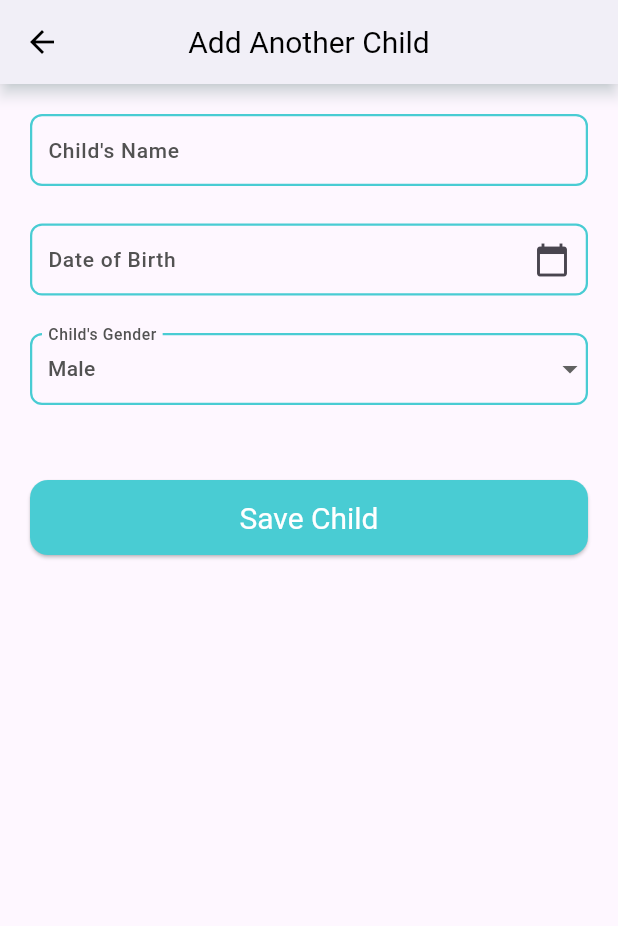
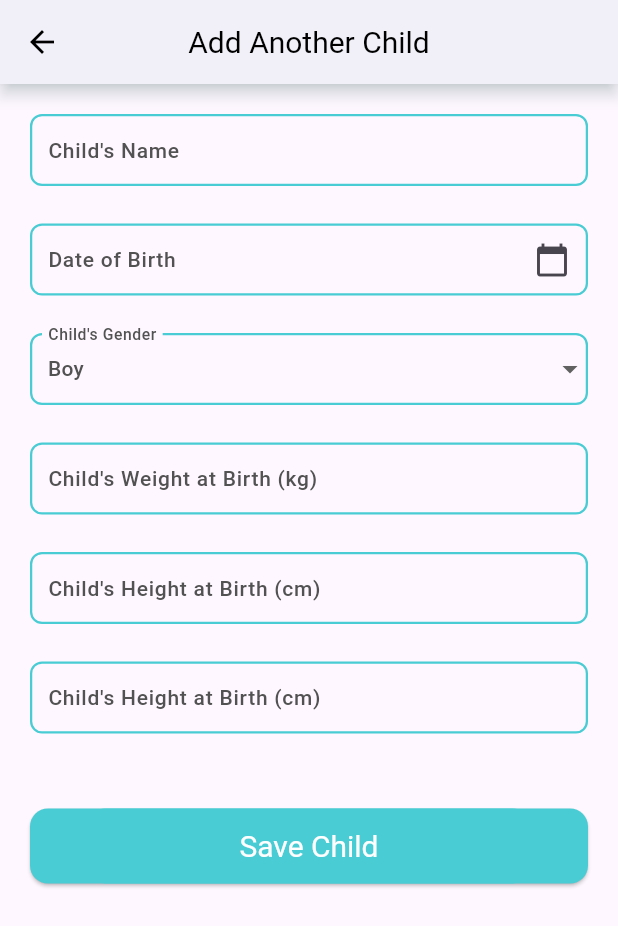
Before and after one commit to Allen-18/BabyTrackerApp, a Flutter app: the BabyProfile screen opened directly, after a tap on "Add Another Child", on a phone screen of 412 x 824 dp. Shown: the top 926 px of the screen. Run offline on Flutter 3.47's test engine with Material 3 defaults, Android fonts, the phone set to English and light mode, and no system bars; our stand-ins replace carousel_slider; Roboto replaces fonts that are missing (FireSans); project files that could hold a hidden picture were left out.

Commit message:
changes for login

```diff
--- a/lib/features/mainScreen/categories_page.dart
+++ b/lib/features/mainScreen/categories_page.dart
@@ -55,7 +55,8 @@ class Categories extends StatelessWidget {
                           Text(
                             "Motor Milestone",
                             style: getMediumStyle(
-                                    color: AppColors.grey, fontSize: 25 ),textAlign: TextAlign.center,
+                                color: AppColors.grey, fontSize: 25),
+                            textAlign: TextAlign.center,
                           )
                         ],
                       ))),
@@ -80,7 +81,8 @@ class Categories extends StatelessWidget {
                           Text(
                             "Cognitive Milestone",
                             style: getMediumStyle(
-                                    color: AppColors.grey, fontSize: 25 ), textAlign: TextAlign.center,
+                                color: AppColors.grey, fontSize: 25),
+                            textAlign: TextAlign.center,
                           )
                         ],
                       ))),
--- a/lib/features/milestone/motor_skill/track_motor_skill.dart
+++ b/lib/features/milestone/motor_skill/track_motor_skill.dart
@@ -4,7 +4,6 @@ import 'package:tracker/helpers/colors_manager.dart';
 import 'package:tracker/helpers/styles_manager.dart';
 import 'month_card_motor.dart';
 import 'month_content_motor.dart';
-
 
 class MotorSkillTracker extends StatefulWidget {
   const MotorSkillTracker({super.key});
--- a/lib/features/registration/log_in.dart
+++ b/lib/features/registration/log_in.dart
@@ -14,7 +14,6 @@ class Login extends StatefulWidget {
 }
 
 class LoginState extends State<Login> {
-
   final TextEditingController _emailController = TextEditingController();
   final TextEditingController _passwordController = TextEditingController();
 
@@ -47,7 +46,7 @@ class LoginState extends State<Login> {
                 decoration: BoxDecoration(
                     color: AppColors.white,
                     borderRadius:
-                    const BorderRadius.only(topLeft: Radius.circular(100))),
+                        const BorderRadius.only(topLeft: Radius.circular(100))),
                 child: SingleChildScrollView(
                   child: Column(
                     children: [
@@ -57,7 +56,8 @@ class LoginState extends State<Login> {
                       Container(
                           margin: const EdgeInsets.only(
                               top: AppMargin.m20, bottom: 40),
-                          child: Text( 'Login',
+                          child: Text(
+                            'Login',
                             style: getBoldStyle(
                                 color: AppColors.black, fontSize: 40),
                           )),
--- a/lib/features/userData/add_baby_data.dart
+++ b/lib/features/userData/add_baby_data.dart
@@ -3,7 +3,6 @@ import 'package:tracker/helpers//colors_manager.dart';
 import 'package:tracker/helpers/routes_manager.dart';
 import 'package:tracker/helpers/styles_manager.dart';
 import 'package:tracker/helpers/widget_manager.dart';
-
 
 class BabyProfile extends StatefulWidget {
   const BabyProfile({Key? key}) : super(key: key);
@@ -15,69 +14,16 @@ class BabyProfile extends StatefulWidget {
 class BabyProfileState extends State<BabyProfile> {
   final TextEditingController _nameController = TextEditingController();
   final TextEditingController _dobController = TextEditingController();
-  String _gender = 'Male'; // Default gender selection
-  bool _isTwin = false;
+  final TextEditingController _weightController = TextEditingController();
+  final TextEditingController _heightController = TextEditingController();
+  final TextEditingController _headCircumferenceController =
+      TextEditingController();
+  String gender = 'Boy'; // Default gender selection
+  bool isTwin = false;
 
   final TextEditingController _twinNameController = TextEditingController();
   final TextEditingController _twinDobController = TextEditingController();
-  String _twinGender = 'Male'; // Default gender selection for the twin
-
-  void _pickDateOfBirth(
-      BuildContext context, TextEditingController controller) async {
-    final DateTime? pickedDate = await showDatePicker(
-      context: context,
-      initialDate: DateTime.now(),
-      firstDate: DateTime(2000),
-      lastDate: DateTime.now(),
-    );
-    if (pickedDate != null) {
-      setState(() {
-        controller.text = "${pickedDate.toLocal()}".split(' ')[0];
-      });
-    }
-  }
-
-  List<Widget> _buildTwinFields() {
-    return [
-      const SizedBox(height: 25),
-      TextFormField(
-        controller: _twinNameController,
-        decoration: const InputDecoration(labelText: "Twin's Name"),
-      ),
-      const SizedBox(height: 25),
-      GestureDetector(
-        onTap: () => _pickDateOfBirth(context, _twinDobController),
-        child: AbsorbPointer(
-          child: TextFormField(
-            controller: _twinDobController,
-            decoration: const InputDecoration(
-              labelText: "Twin's Date of Birth",
-              suffixIcon: Icon(Icons.calendar_today),
-            ),
-          ),
-        ),
-      ),
-      const SizedBox(height: 25),
-      DropdownButtonFormField<String>(
-        value: _twinGender,
-        items: <String>['Male', 'Female'].map((String value) {
-          return DropdownMenuItem<String>(
-            value: value,
-            child: Text(value, style: TextStyle(color: AppColors.darkGrey)),
-          );
-        }).toList(),
-        onChanged: (String? newValue) {
-          if (newValue != null) {
-            setState(() {
-              _twinGender = newValue;
-            });
-          }
-        },
-        decoration: const InputDecoration(labelText: "Twin's Gender"),
-      ),
-      const SizedBox(height: 25),
-    ];
-  }
+  String twinGender = 'Boy'; // Default gender selection for the twin
 
   @override
   Widget build(BuildContext context) {
@@ -102,7 +48,7 @@ class BabyProfileState extends State<BabyProfile> {
             ),
             const SizedBox(height: 25),
             GestureDetector(
-              onTap: () => _pickDateOfBirth(context, _dobController),
+              onTap: () => pickDateOfBirth(context, _dobController),
               child: AbsorbPointer(
                 child: TextFormField(
                   controller: _dobController,
@@ -115,38 +61,41 @@ class BabyProfileState extends State<BabyProfile> {
             ),
             const SizedBox(height: 25),
             DropdownButtonFormField<String>(
-              value: _gender,
-              items: <String>['Male', 'Female'].map((String value) {
+              value: gender,
+              items: <String>['Boy', 'Girl'].map((String value) {
                 return DropdownMenuItem<String>(
                   value: value,
-                  child: Text(value,style: TextStyle(color: AppColors.darkGrey)),
+                  child:
+                      Text(value, style: TextStyle(color: AppColors.darkGrey)),
                 );
               }).toList(),
               onChanged: (String? newValue) {
                 if (newValue != null) {
                   setState(() {
-                    _gender = newValue;
+                    gender = newValue;
                   });
                 }
               },
               decoration: const InputDecoration(labelText: "Baby Gender"),
             ),
             const SizedBox(height: 25),
+            ...measurementBirthDetailsFields(),
+            const SizedBox(height: 25),
             Row(
               mainAxisAlignment: MainAxisAlignment.spaceBetween,
               children: [
                 const Text('Is this a twin?'),
                 Switch(
-                  value: _isTwin,
+                  value: isTwin,
                   onChanged: (bool value) {
                     setState(() {
-                      _isTwin = value;
+                      isTwin = value;
                     });
                   },
                 ),
               ],
             ),
-            if (_isTwin) ..._buildTwinFields(),
+            if (isTwin) ...buildTwinFields(),
             const SizedBox(height: 50),
             GestureDetector(
               onTap: () => Navigator.pushNamed(context, Routes.addAnotherChild),
@@ -165,4 +114,102 @@ class BabyProfileState extends State<BabyProfile> {
       ),
     );
   }
+
+  @override
+  void dispose() {
+    _nameController.dispose();
+    _dobController.dispose();
+    _weightController.dispose();
+    _heightController.dispose();
+    _headCircumferenceController.dispose();
+    if (isTwin) {
+      _twinNameController.dispose();
+      _twinDobController.dispose();
+    }
+    super.dispose();
+  }
+
+  void pickDateOfBirth(
+      BuildContext context, TextEditingController controller) async {
+    final DateTime? pickedDate = await showDatePicker(
+      context: context,
+      initialDate: DateTime.now(),
+      firstDate: DateTime(1900),
+      lastDate: DateTime.now(),
+    );
+    if (pickedDate != null) {
+      setState(() {
+        controller.text = "${pickedDate.toLocal()}".split(' ')[0];
+      });
+    }
+  }
+
+  List<Widget> buildTwinFields() {
+    return [
+      const SizedBox(height: 25),
+      TextFormField(
+        controller: _twinNameController,
+        decoration: const InputDecoration(labelText: "Twin's Name"),
+      ),
+      const SizedBox(height: 25),
+      GestureDetector(
+        onTap: () => pickDateOfBirth(context, _twinDobController),
+        child: AbsorbPointer(
+          child: TextFormField(
+            controller: _twinDobController,
+            decoration: const InputDecoration(
+              labelText: "Twin's Date of Birth",
+              suffixIcon: Icon(Icons.calendar_today),
+            ),
+          ),
+        ),
+      ),
+      const SizedBox(height: 25),
+      DropdownButtonFormField<String>(
+        value: twinGender,
+        items: <String>['Boy', 'Girl'].map((String value) {
+          return DropdownMenuItem<String>(
+            value: value,
+            child: Text(value, style: TextStyle(color: AppColors.darkGrey)),
+          );
+        }).toList(),
+        onChanged: (String? newValue) {
+          if (newValue != null) {
+            setState(() {
+              twinGender = newValue;
+            });
+          }
+        },
+        decoration: const InputDecoration(labelText: "Twin's Gender"),
+      ),
+      const SizedBox(height: 25),
+      ...measurementBirthDetailsFields(),
+    ];
+  }
+
+  List<Widget> measurementBirthDetailsFields() {
+    return [
+      TextFormField(
+        controller: _weightController,
+        decoration:
+            const InputDecoration(labelText: "Child's Weight at Birth (kg)"),
+        keyboardType: const TextInputType.numberWithOptions(decimal: true),
+      ),
+      const SizedBox(height: 25),
+      TextFormField(
+        controller: _heightController,
+        decoration:
+            const InputDecoration(labelText: "Child's Height at Birth (cm)"),
+        keyboardType: const TextInputType.numberWithOptions(decimal: true),
+      ),
+      const SizedBox(height: 25),
+      TextFormField(
+        controller: _headCircumferenceController,
+        decoration:
+            const InputDecoration(labelText: "Child's Height at Birth (cm)"),
+        keyboardType: const TextInputType.numberWithOptions(decimal: true),
+      ),
+      const SizedBox(height: 25),
+    ];
+  }
 }
--- a/lib/features/userData/add_new_baby.dart
+++ b/lib/features/userData/add_new_baby.dart
@@ -13,21 +13,11 @@ class AddAnotherChild extends StatefulWidget {
 class AddAnotherChildState extends State<AddAnotherChild> {
   final TextEditingController _nameController = TextEditingController();
   final TextEditingController _dobController = TextEditingController();
-  String _gender = 'Male';
-
-  void _pickDateOfBirth(BuildContext context) async {
-    final DateTime? pickedDate = await showDatePicker(
-      context: context,
-      initialDate: DateTime.now(),
-      firstDate: DateTime(1900),
-      lastDate: DateTime.now(),
-    );
-    if (pickedDate != null) {
-      setState(() {
-        _dobController.text = "${pickedDate.toLocal()}".split(' ')[0];
-      });
-    }
-  }
+  final TextEditingController _weightController = TextEditingController();
+  final TextEditingController _heightController = TextEditingController();
+  final TextEditingController _headCircumferenceController =
+      TextEditingController();
+  String gender = 'Boy';
 
   @override
   Widget build(BuildContext context) {
@@ -50,7 +40,7 @@ class AddAnotherChildState extends State<AddAnotherChild> {
             ),
             const SizedBox(height: 25),
             GestureDetector(
-              onTap: () => _pickDateOfBirth(context),
+              onTap: () => pickDateOfBirth(context),
               child: AbsorbPointer(
                 child: TextFormField(
                   controller: _dobController,
@@ -63,28 +53,58 @@ class AddAnotherChildState extends State<AddAnotherChild> {
             ),
             const SizedBox(height: 25),
             DropdownButtonFormField<String>(
-              value: _gender,
-              items: <String>['Male', 'Female', 'Other'].map((String value) {
+              value: gender,
+              items: <String>['Boy', 'Girl'].map((String value) {
                 return DropdownMenuItem<String>(
                   value: value,
-                  child: Text(value, style: TextStyle(color: AppColors.darkGrey),),
+                  child: Text(
+                    value,
+                    style: TextStyle(color: AppColors.darkGrey),
+                  ),
                 );
               }).toList(),
               onChanged: (String? newValue) {
                 if (newValue != null) {
                   setState(() {
-                    _gender = newValue;
+                    gender = newValue;
                   });
                 }
               },
               decoration: const InputDecoration(labelText: "Child's Gender"),
             ),
+            const SizedBox(height: 25),
+            TextFormField(
+              controller: _weightController,
+              keyboardType:
+                  const TextInputType.numberWithOptions(decimal: true),
+              decoration: const InputDecoration(
+                labelText: "Child's Weight at Birth (kg)",
+              ),
+            ),
+            const SizedBox(height: 25),
+            // Add Height input
+            TextFormField(
+              controller: _heightController,
+              keyboardType:
+                  const TextInputType.numberWithOptions(decimal: true),
+              decoration: const InputDecoration(
+                labelText: "Child's Height at Birth (cm)",
+              ),
+            ),
+            const SizedBox(height: 25),
+            // Add Head Circumference input
+            TextFormField(
+              controller: _headCircumferenceController,
+              keyboardType:
+                  const TextInputType.numberWithOptions(decimal: true),
+              decoration: const InputDecoration(
+                labelText: "Child's Height at Birth (cm)",
+              ),
+            ),
             const SizedBox(height: 50),
             ElevatedButton(
               onPressed: () {
-                // Logic to save child's information
-                Navigator.pop(
-                    context); // Return to previous screen after adding
+                Navigator.pop(context);
               },
               style: ElevatedButton.styleFrom(
                 backgroundColor: AppColors.primary,
@@ -101,6 +121,23 @@ class AddAnotherChildState extends State<AddAnotherChild> {
   void dispose() {
     _nameController.dispose();
     _dobController.dispose();
+    _weightController.dispose();
+    _heightController.dispose();
+    _headCircumferenceController.dispose();
     super.dispose();
   }
+
+  void pickDateOfBirth(BuildContext context) async {
+    final DateTime? pickedDate = await showDatePicker(
+      context: context,
+      initialDate: DateTime.now(),
+      firstDate: DateTime(1900),
+      lastDate: DateTime.now(),
+    );
+    if (pickedDate != null) {
+      setState(() {
+        _dobController.text = "${pickedDate.toLocal()}".split(' ')[0];
+      });
+    }
+  }
 }
--- a/lib/helpers/fonts_manager.dart
+++ b/lib/helpers/fonts_manager.dart
@@ -1,5 +1,4 @@
 import 'package:flutter/material.dart';
-
 
 // Family
 class FontConstants {
--- a/lib/helpers/routes_manager.dart
+++ b/lib/helpers/routes_manager.dart
@@ -9,8 +9,6 @@ import 'package:tracker/features/mainScreen/navigation_bar.dart';
 import 'package:tracker/features/userData/add_baby_data.dart';
 import 'package:tracker/features/userData/add_mother_data.dart';
 import 'package:tracker/features/userData/add_new_baby.dart';
-
-
 
 class Routes {
   static const String login = "login";
@@ -45,9 +43,9 @@ class RouteGenerator {
       case Routes.addAnotherChild:
         return MaterialPageRoute(builder: (_) => const AddAnotherChild());
       case Routes.motorSkillTracker:
-        return MaterialPageRoute(builder: (_) =>  const MotorSkillTracker());
+        return MaterialPageRoute(builder: (_) => const MotorSkillTracker());
       case Routes.cognitiveSkillTracker:
-        return MaterialPageRoute(builder: (_) =>  const CognitiveSkillTracker());
+        return MaterialPageRoute(builder: (_) => const CognitiveSkillTracker());
       default:
         return unDefinedRoute();
     }
--- a/lib/main.dart
+++ b/lib/main.dart
@@ -12,7 +12,7 @@ class MyApp extends StatelessWidget {
 
   @override
   Widget build(BuildContext context) {
-    return  MaterialApp(
+    return MaterialApp(
         debugShowCheckedModeBanner: false,
         onGenerateRoute: RouteGenerator.getRoute,
         initialRoute: Routes.login,
```
Also changed, not shown: lib/features/registration/sign_up.dart (+12 -7 lines), lib/helpers/themes_manager.dart (+4 -6 lines), lib/helpers/widget_manager.dart (+10 -6 lines), lib/features/mainScreen/home_page.dart (line endings or trailing spaces), lib/features/milestone/motor_skill/month_card_motor.dart (line endings or trailing spaces), 1 other file. Lines whose indentation alone changed are shown as unchanged.
